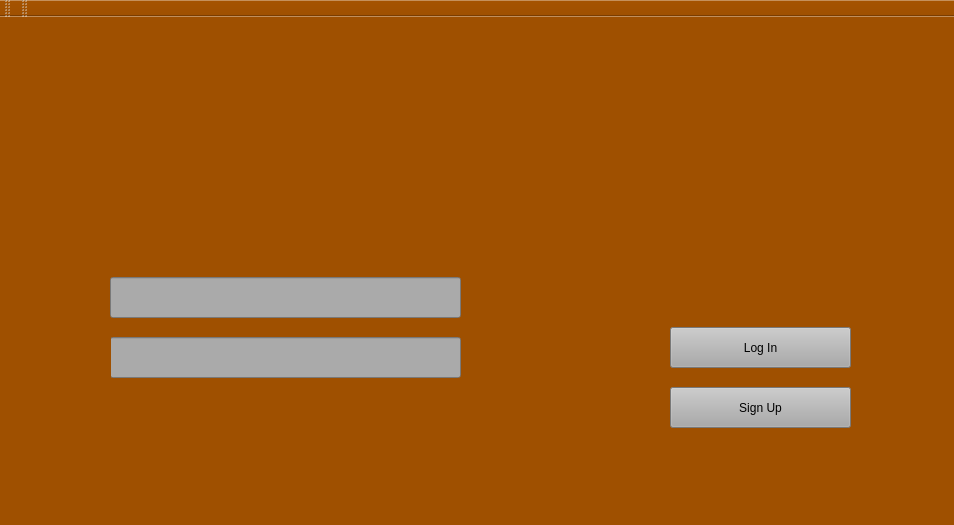
Qt form ProjectModernCpp/Client/Client.ui (BogdanDeaconu/ProjectModernCpp) before a commit.
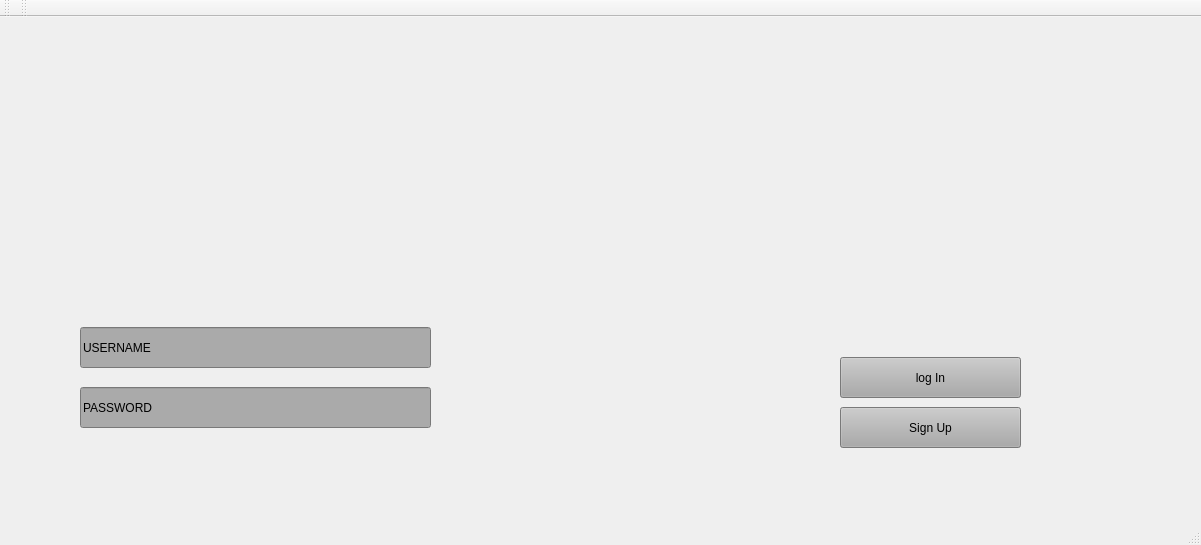
The same form after that commit. Icons and pictures are not drawn.

Patch:
```diff
--- a/ProjectModernCpp/Client/Client.ui
+++ b/ProjectModernCpp/Client/Client.ui
@@ -6,15 +6,16 @@
    <rect>
     <x>0</x>
     <y>0</y>
-    <width>954</width>
-    <height>525</height>
+    <width>1201</width>
+    <height>545</height>
    </rect>
   </property>
   <property name="windowTitle">
    <string>Client</string>
   </property>
   <property name="styleSheet">
-   <string notr="true">background-color: rgb(159, 80, 0);
+   <string notr="true">
+background-image: url(:/Client/Ancient_World_Map_D.jpg);
 
 
 
@@ -24,8 +25,8 @@
    <widget class="QPushButton" name="LogInButton">
     <property name="geometry">
      <rect>
-      <x>670</x>
-      <y>310</y>
+      <x>840</x>
+      <y>340</y>
       <width>181</width>
       <height>41</height>
      </rect>
@@ -34,14 +35,14 @@
      <string notr="true">background-color: rgb(170, 170, 170);</string>
     </property>
     <property name="text">
-     <string>Log In</string>
+     <string>log In</string>
     </property>
    </widget>
    <widget class="QPushButton" name="SignUpButton">
     <property name="geometry">
      <rect>
-      <x>670</x>
-      <y>370</y>
+      <x>840</x>
+      <y>390</y>
       <width>181</width>
       <height>41</height>
      </rect>
@@ -53,24 +54,11 @@
      <string>Sign Up</string>
     </property>
    </widget>
-   <widget class="QWidget" name="widget" native="true">
-    <property name="geometry">
-     <rect>
-      <x>190</x>
-      <y>9</y>
-      <width>531</width>
-      <height>151</height>
-     </rect>
-    </property>
-    <property name="styleSheet">
-     <string notr="true">image: url(:/Client/triviador-logo.png);</string>
-    </property>
-   </widget>
    <widget class="QLineEdit" name="UsernameLineEdit">
     <property name="geometry">
      <rect>
-      <x>110</x>
-      <y>260</y>
+      <x>80</x>
+      <y>310</y>
       <width>351</width>
       <height>41</height>
      </rect>
@@ -78,12 +66,15 @@
     <property name="styleSheet">
      <string notr="true">background-color: rgb(170, 170, 170);</string>
     </property>
+    <property name="text">
+     <string>USERNAME</string>
+    </property>
    </widget>
    <widget class="QLineEdit" name="PasswordLineEdit">
     <property name="geometry">
      <rect>
-      <x>110</x>
-      <y>320</y>
+      <x>80</x>
+      <y>370</y>
       <width>351</width>
       <height>41</height>
      </rect>
@@ -91,31 +82,21 @@
     <property name="styleSheet">
      <string notr="true">background-color: rgb(170, 170, 170);</string>
     </property>
-   </widget>
-   <widget class="QWidget" name="widget_2" native="true">
-    <property name="geometry">
-     <rect>
-      <x>50</x>
-      <y>260</y>
-      <width>51</width>
-      <height>41</height>
-     </rect>
+    <property name="text">
+     <string>PASSWORD</string>
     </property>
-    <property name="styleSheet">
-     <string notr="true">image: url(:/Client/download.png);</string>
-    </property>
    </widget>
-   <widget class="QWidget" name="widget_3" native="true">
+   <widget class="QWidget" name="widget" native="true">
     <property name="geometry">
      <rect>
-      <x>40</x>
-      <y>319</y>
-      <width>71</width>
-      <height>41</height>
+      <x>270</x>
+      <y>0</y>
+      <width>551</width>
+      <height>81</height>
      </rect>
     </property>
     <property name="styleSheet">
-     <string notr="true">image: url(:/Client/268-2683321_change-password-svg-png-icon-free-download-password.png);</string>
+     <string notr="true">image: url(:/Client/triviador-logo.png);</string>
     </property>
    </widget>
   </widget>
```
Left out of the diff: 2 changed lines with no effect on the pictures.
